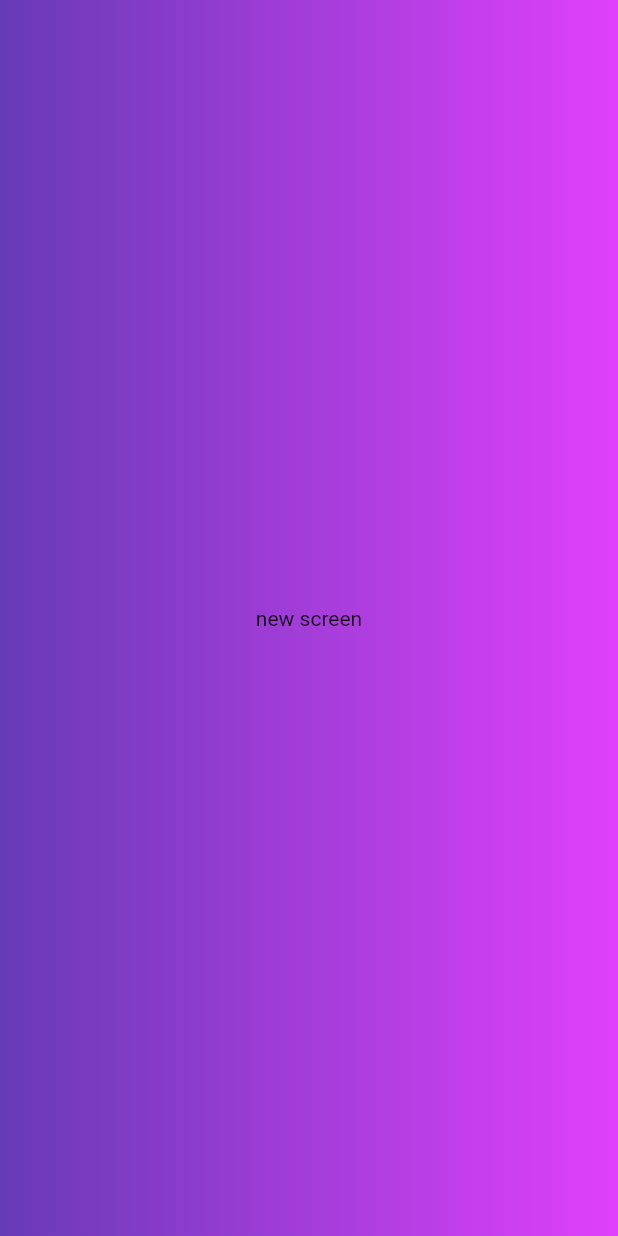
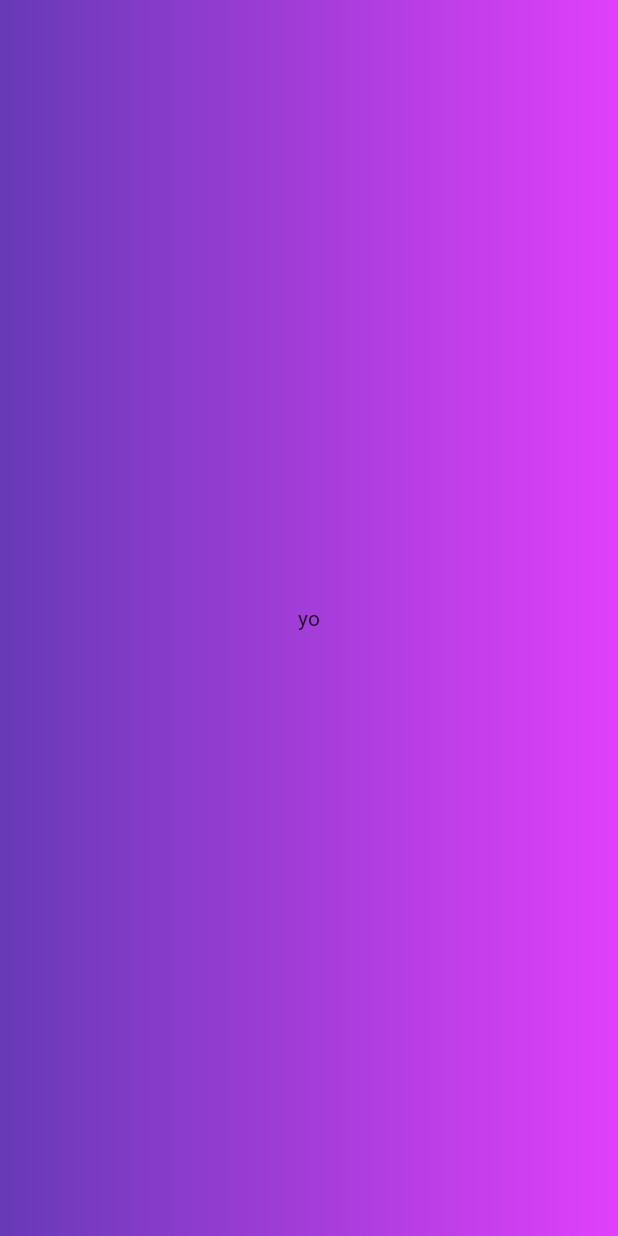
Before and after one commit to notrayo/quiz-app, a Flutter app: the screen it shows after launch, after a tap on "Start Quiz", on a phone screen of 412 x 824 dp. Run offline on Flutter 3.47's test engine with Material 2 defaults, Android fonts, the phone set to English and light mode, and no system bars.

```diff
--- a/lib/main.dart
+++ b/lib/main.dart
@@ -1,22 +1,8 @@
 import 'package:flutter/material.dart';
+import 'package:quiz_app/screens/quiz.dart';
+import 'package:quiz_app/widgets/gradient.dart';
 import './screens/home.dart';
 
 void main() {
-  runApp(const MyApp());
+  runApp(const quiz());
 }
-
-class MyApp extends StatelessWidget {
-  const MyApp({super.key});
-
-  // This widget is the root of your application.
-  @override
-  Widget build(BuildContext context) {
-    return MaterialApp(
-      title: 'Flutter Demo',
-      theme: ThemeData(
-        primarySwatch: Colors.blue,
-      ),
-      home: const HomeScreen(),
-    );
-  }
-}
--- a/lib/screens/home.dart
+++ b/lib/screens/home.dart
@@ -1,21 +1,24 @@
 import 'package:flutter/material.dart';
-import 'package:quiz_app/screens/screen1.dart';
+//import 'package:quiz_app/screens/quiz1.dart';
 import 'package:quiz_app/widgets/gradient.dart';
 
 class HomeScreen extends StatelessWidget {
-  const HomeScreen({super.key});
+  const HomeScreen({super.key, required this.startQuiz});
 
+  //initialize the startquiz function in quiz.dart
+
+  final void Function() startQuiz;
+
+  // Widget currentScreen = const HomeScreen();
   @override
   Widget build(BuildContext context) {
-    return Scaffold(
-      body: PurpleGradient(
-        child: Center(
+    return Center(
       child: Column(
         mainAxisAlignment: MainAxisAlignment.spaceAround,
         children: [
           Image.asset(
             'assets/quiz-logo.png',
-                color: Color.fromARGB(162, 255, 255, 255),
+            color: const Color.fromARGB(162, 255, 255, 255),
             width: 320,
           ),
           const Text(
@@ -23,24 +26,17 @@ class HomeScreen extends StatelessWidget {
             style: TextStyle(color: Colors.white, fontSize: 25),
           ),
           OutlinedButton.icon(
-                onPressed: () {
-                  Navigator.push(
-                      context,
-                      MaterialPageRoute(
-                          builder: ((context) => const Screen2())));
-                },
+            onPressed: startQuiz,
             style: OutlinedButton.styleFrom(
                 backgroundColor: const Color.fromARGB(255, 75, 43, 136),
                 foregroundColor: Colors.white,
-                    padding: const EdgeInsets.symmetric(
-                        vertical: 12.5, horizontal: 15)),
+                padding:
+                    const EdgeInsets.symmetric(vertical: 12.5, horizontal: 15)),
             label: const Text('Start Quiz'),
             icon: const Icon(Icons.play_arrow_outlined),
           )
         ],
       ),
-        ),
-      ),
     );
   }
 }
--- /dev/null
+++ b/lib/screens/questions.dart
@@ -0,0 +1,17 @@
+import 'package:flutter/material.dart';
+
+class QuestionsScreen extends StatefulWidget {
+  const QuestionsScreen({super.key});
+
+  @override
+  State<QuestionsScreen> createState() => _QuestionsScreenState();
+}
+
+class _QuestionsScreenState extends State<QuestionsScreen> {
+  @override
+  Widget build(BuildContext context) {
+    return Center(
+      child: Text('yo'),
+    );
+  }
+}
--- /dev/null
+++ b/lib/screens/quiz.dart
@@ -0,0 +1,39 @@
+import 'package:flutter/material.dart';
+import 'package:quiz_app/screens/questions.dart';
+
+import '../widgets/gradient.dart';
+import 'home.dart';
+
+class quiz extends StatefulWidget {
+  const quiz({super.key});
+
+  @override
+  State<quiz> createState() => _quizState();
+}
+
+class _quizState extends State<quiz> {
+  //outline logic for switching screens
+
+  late Widget activeScreen;
+
+  @override
+  void initState() {
+    activeScreen = HomeScreen(
+      startQuiz: switchScreen,
+    );
+
+    super.initState();
+  }
+
+  void switchScreen() {
+    setState(() {
+      activeScreen = const QuestionsScreen();
+    });
+  }
+
+  @override
+  Widget build(BuildContext context) {
+    return MaterialApp(
+        home: Scaffold(body: PurpleGradient(child: activeScreen)));
+  }
+}
--- a/lib/screens/screen1.dart
+++ /dev/null
@@ -1,16 +0,0 @@
-import 'package:flutter/material.dart';
-import 'package:quiz_app/widgets/gradient.dart';
-
-class Screen2 extends StatelessWidget {
-  const Screen2({super.key});
-
-  @override
-  Widget build(BuildContext context) {
-    return const Scaffold(
-      body: PurpleGradient(
-          child: Center(
-        child: Text('new screen'),
-      )),
-    );
-  }
-}
```
Also changed, not shown: 1 other file. Lines whose indentation alone changed are shown as unchanged.
